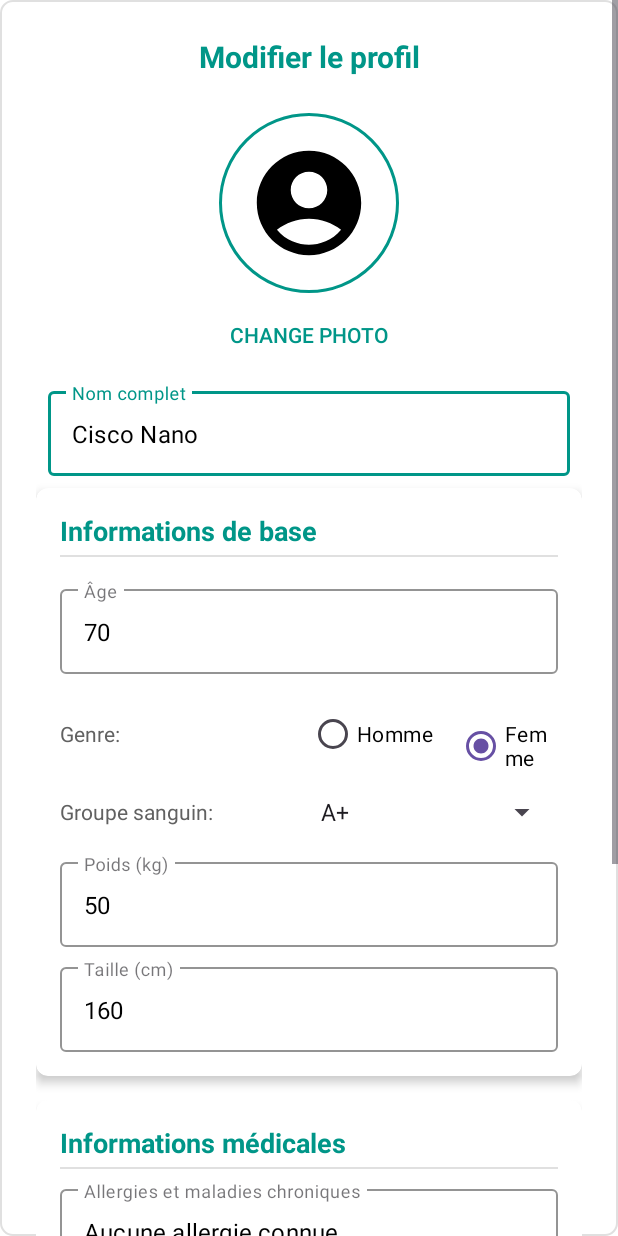
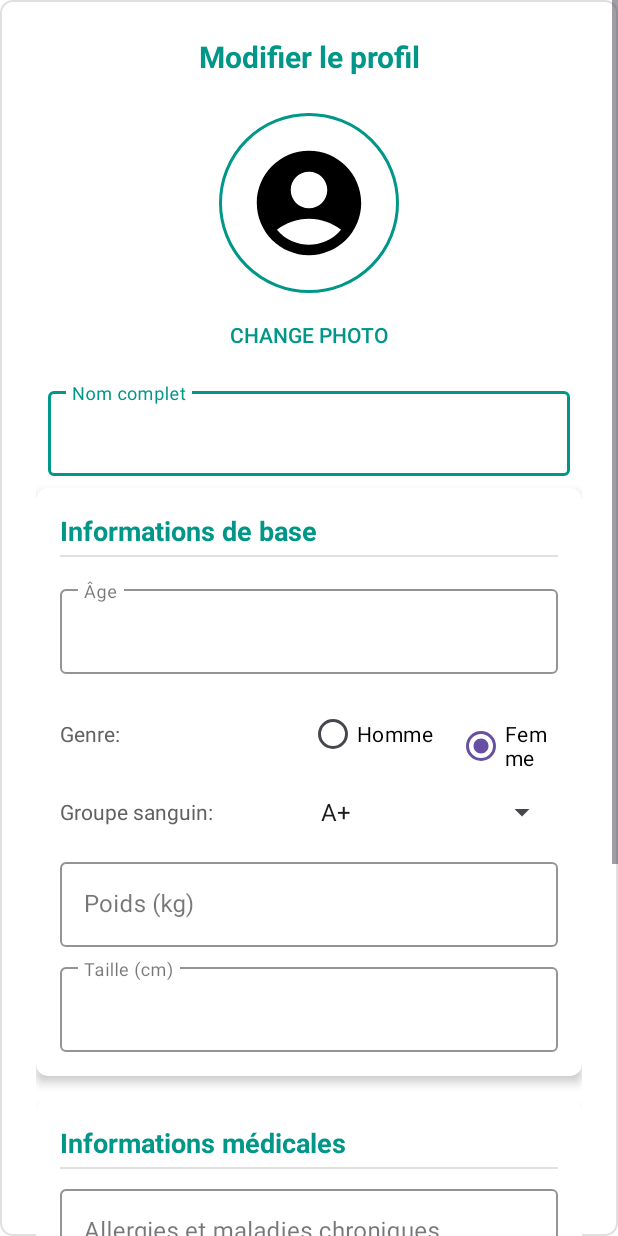
Before and after one commit to MedyassineRekik/mobile1, an Android app: the ProfileActivity screen opened directly, with no data from a screen before it, after a tap on "Modifier le profil", on a phone screen of 412 x 824 dp. Run offline under Robolectric (Android 15) with nearby library versions, the phone set to English and light mode, and no system bars; our stand-ins replace CircleImageView; 3 statements that could not run were skipped.

Commit message:
profile  Commit

```diff
--- a/app/src/main/java/com/example/mediassist/activities/Auth/LoginActivity.java
+++ b/app/src/main/java/com/example/mediassist/activities/Auth/LoginActivity.java
@@ -82,7 +82,9 @@ public class LoginActivity extends AppCompatActivity {
                 Toast.makeText(this, "Connexion réussie", Toast.LENGTH_SHORT).show();
 
                 // Redirection vers MainActivity
-                startActivity(new Intent(this, MainActivity.class));
+                Intent intent = new Intent(LoginActivity.this, MainActivity.class);
+                intent.putExtra("username", username); // Ajoute ça
+                startActivity(intent);
                 finish();
             } else {
                 Log.w(TAG, "Échec de connexion pour: " + username);
--- a/app/src/main/java/com/example/mediassist/activities/MainActivity.java
+++ b/app/src/main/java/com/example/mediassist/activities/MainActivity.java
@@ -65,6 +65,7 @@ public class MainActivity extends AppCompatActivity {
 
         profileCard.setOnClickListener(v -> {
             Intent intent = new Intent(MainActivity.this, ProfileActivity.class);
+            intent.putExtra("username", getIntent().getStringExtra("username"));
             startActivity(intent);
         });
 
--- a/app/src/main/java/com/example/mediassist/activities/ProfileActivity.java
+++ b/app/src/main/java/com/example/mediassist/activities/ProfileActivity.java
@@ -15,6 +15,7 @@ import androidx.appcompat.app.AppCompatActivity;
 import androidx.appcompat.widget.Toolbar;
 
 import com.example.mediassist.R;
+import com.example.mediassist.database.DatabaseHelper;
 import com.google.android.material.textfield.TextInputEditText;
 
 import android.Manifest;
@@ -51,6 +52,11 @@ public class ProfileActivity extends AppCompatActivity {
 
     @Override
     protected void onCreate(Bundle savedInstanceState) {
+        String username = getIntent().getStringExtra("username");
+        DatabaseHelper dbHelper = new DatabaseHelper(this);
+        String firstName = dbHelper.getUserFirstName(username);
+
+
         super.onCreate(savedInstanceState);
         setContentView(R.layout.activity_profile);
 
@@ -77,15 +83,15 @@ public class ProfileActivity extends AppCompatActivity {
         TextView addressText = findViewById(R.id.addressText);
 
         // Exemple de données - à remplacer par les données réelles de l'utilisateur
-        nameText.setText("Cisco Nano");
-        ageText.setText("70 ans");
-        genderText.setText("Femme");
-        bloodTypeText.setText("A+");
-        weightText.setText("50 kg");
-        heightText.setText("160 cm");
-        allergiesText.setText("Aucune allergie connue");
-        phoneText.setText("+21968975340");
-        addressText.setText("Adresse non renseignée");
+        nameText.setText(firstName);
+        ageText.setText(" ");
+        genderText.setText("");
+        bloodTypeText.setText("");
+        weightText.setText("");
+        heightText.setText(" ");
+        allergiesText.setText("");
+        phoneText.setText("");
+        addressText.setText(" ");
     }
     private void showEditProfileDialog() {
         // Inflater le layout
```
Also changed, not shown: app/src/main/java/com/example/mediassist/database/DatabaseHelper.java (+34 -7 lines).
